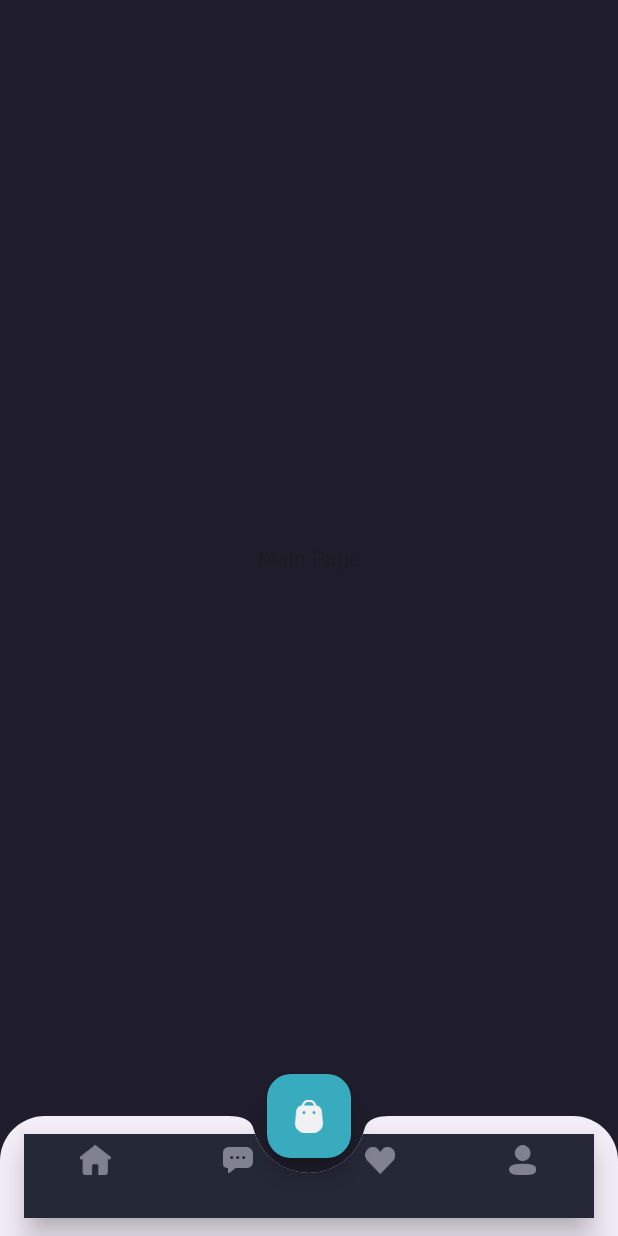
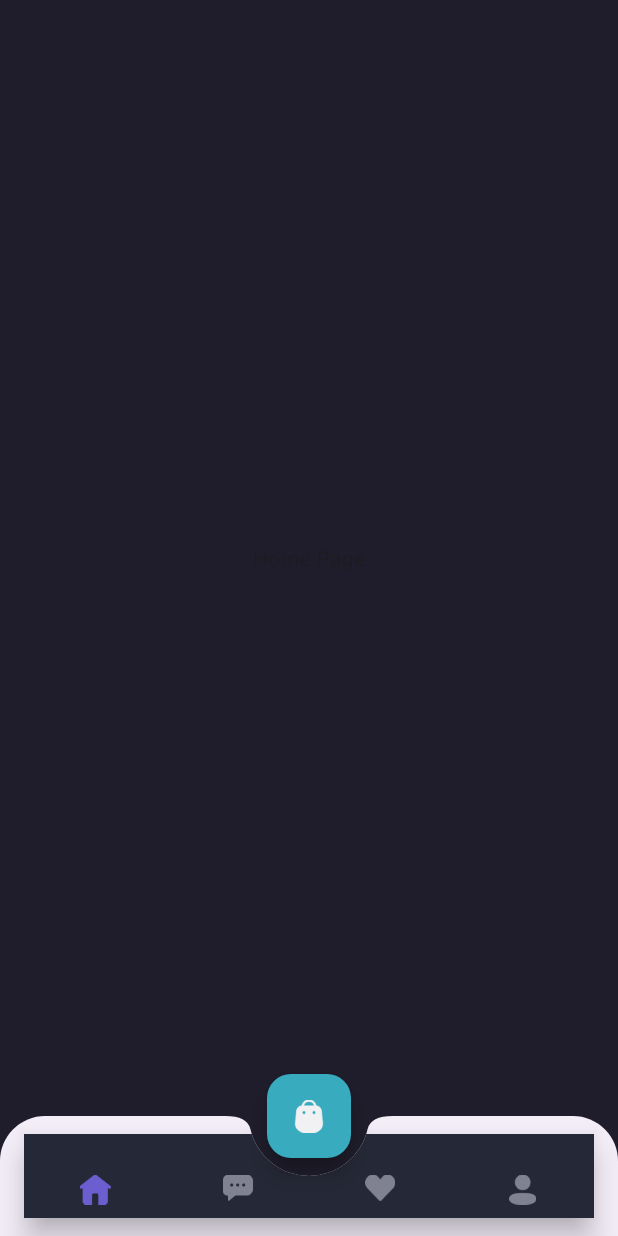
Before and after one commit to yusufmaruf/shamo, a Flutter app: the MainPage screen opened by its route, on a phone screen of 412 x 824 dp. Run offline on Flutter 3.47's test engine with Material 3 defaults, Android fonts, the phone set to English and light mode, and no system bars; our stand-ins replace google_fonts.

Commit message:
setup menu appbar and redirect file

```diff
--- /dev/null
+++ b/lib/pages/home/chat_page.dart
@@ -0,0 +1,12 @@
+import 'package:flutter/material.dart';
+
+class ChatPage extends StatelessWidget {
+  const ChatPage({super.key});
+
+  @override
+  Widget build(BuildContext context) {
+    return Center(
+      child: Text('Chat Page'),
+    );
+  }
+}
--- /dev/null
+++ b/lib/pages/home/home_page.dart
@@ -0,0 +1,12 @@
+import 'package:flutter/material.dart';
+
+class HomePage extends StatelessWidget {
+  const HomePage({super.key});
+
+  @override
+  Widget build(BuildContext context) {
+    return Center(
+      child: Text('Home Page'),
+    );
+  }
+}
--- a/lib/pages/home/main_page.dart
+++ b/lib/pages/home/main_page.dart
@@ -1,7 +1,17 @@
 import 'package:flutter/material.dart';
+import 'package:shamo/pages/home/chat_page.dart';
+import 'package:shamo/pages/home/home_page.dart';
+import 'package:shamo/pages/home/profile_page.dart';
+import 'package:shamo/pages/home/wishlist_page.dart';
 import 'package:shamo/theme.dart';
 
-class MainPage extends StatelessWidget {
+class MainPage extends StatefulWidget {
+  @override
+  State<MainPage> createState() => _MainPageState();
+}
+
+class _MainPageState extends State<MainPage> {
+  int currentIndex = 0;
   @override
   Widget build(BuildContext context) {
     Widget cartButton() {
@@ -22,27 +32,88 @@ class MainPage extends StatelessWidget {
         ),
         child: BottomAppBar(
           shape: CircularNotchedRectangle(),
-          notchMargin: 10,
+          notchMargin: 12,
           clipBehavior: Clip.antiAlias,
           child: BottomNavigationBar(
               backgroundColor: backgroundColor4,
+              currentIndex: currentIndex,
+              onTap: (value) {
+                setState(() {
+                  currentIndex = value;
+                });
+              },
               type: BottomNavigationBarType.fixed,
               items: [
                 BottomNavigationBarItem(
-                    icon: Image.asset('assets/icon_home.png', width: 21),
+                    icon: Container(
+                      margin: EdgeInsets.only(top: 20, bottom: 10),
+                      child: Image.asset(
+                        'assets/icon_home.png',
+                        width: 21,
+                        color: currentIndex == 0
+                            ? primaryColor
+                            : Color(0xff808191),
+                      ),
+                    ),
                     label: ''),
                 BottomNavigationBarItem(
-                    icon: Image.asset('assets/icon_chat.png', width: 20),
+                    icon: Container(
+                      margin: EdgeInsets.only(top: 20, bottom: 10),
+                      child: Image.asset(
+                        'assets/icon_chat.png',
+                        width: 20,
+                        color: currentIndex == 1
+                            ? primaryColor
+                            : Color(0xff808191),
+                      ),
+                    ),
                     label: ''),
                 BottomNavigationBarItem(
-                    icon: Image.asset('assets/icon_wishlist.png', width: 20),
+                    icon: Container(
+                      margin: EdgeInsets.only(top: 20, bottom: 10),
+                      child: Image.asset(
+                        'assets/icon_wishlist.png',
+                        width: 20,
+                        color: currentIndex == 2
+                            ? primaryColor
+                            : Color(0xff808191),
+                      ),
+                    ),
                     label: ''),
                 BottomNavigationBarItem(
-                    icon: Image.asset('assets/icon_profile.png', width: 18),
+                    icon: Container(
+                      margin: EdgeInsets.only(top: 20, bottom: 10),
+                      child: Image.asset(
+                        'assets/icon_profile.png',
+                        width: 18,
+                        color: currentIndex == 3
+                            ? primaryColor
+                            : Color(0xff808191),
+                      ),
+                    ),
                     label: ''),
               ]),
         ),
       );
+    }
+
+    Widget body() {
+      switch (currentIndex) {
+        case 0:
+          return HomePage();
+          break;
+        case 1:
+          return ChatPage();
+          break;
+        case 2:
+          return WishListPage();
+          break;
+        case 3:
+          return ProfilePage();
+          break;
+        default:
+          return HomePage();
+      }
     }
 
     return Scaffold(
@@ -50,9 +121,7 @@ class MainPage extends StatelessWidget {
       floatingActionButton: cartButton(),
       floatingActionButtonLocation: FloatingActionButtonLocation.centerDocked,
       bottomNavigationBar: customBottomNav(),
-      body: Center(
-        child: Text('Main Page'),
-      ),
+      body: body(),
     );
   }
 }
--- /dev/null
+++ b/lib/pages/home/profile_page.dart
@@ -0,0 +1,12 @@
+import 'package:flutter/material.dart';
+
+class ProfilePage extends StatelessWidget {
+  const ProfilePage({super.key});
+
+  @override
+  Widget build(BuildContext context) {
+    return Center(
+      child: Text('Profile Page'),
+    );
+  }
+}
--- /dev/null
+++ b/lib/pages/home/wishlist_page.dart
@@ -0,0 +1,12 @@
+import 'package:flutter/material.dart';
+
+class WishListPage extends StatelessWidget {
+  const WishListPage({super.key});
+
+  @override
+  Widget build(BuildContext context) {
+    return Center(
+      child: Text('Wishlist Page'),
+    );
+  }
+}
```
